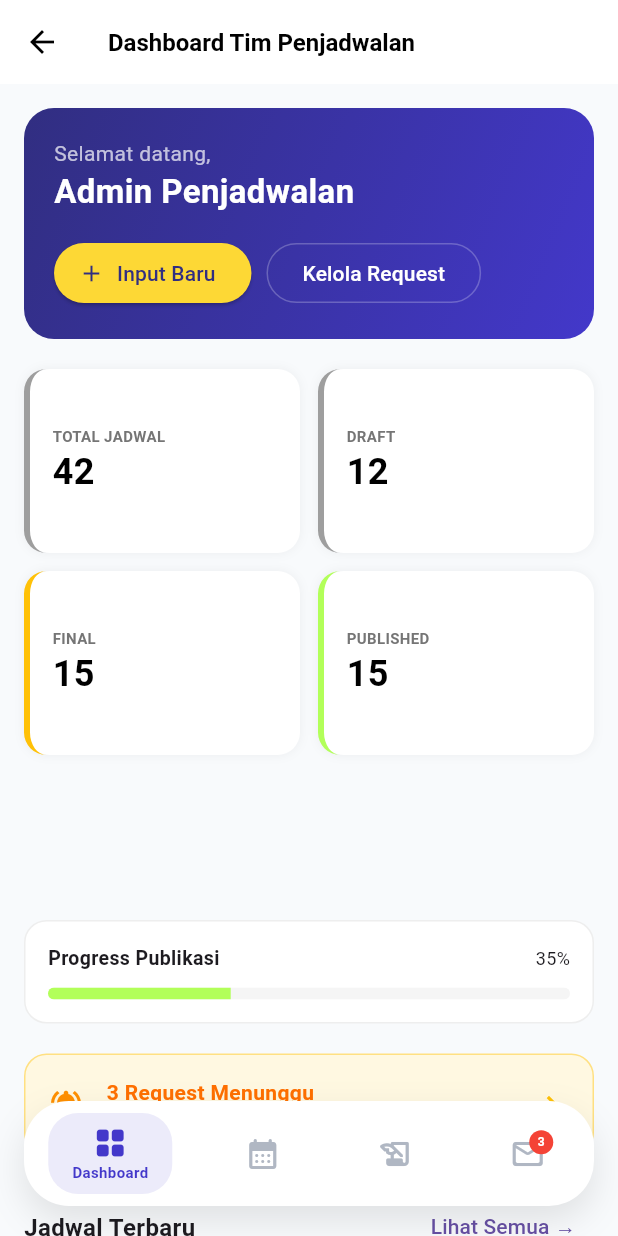
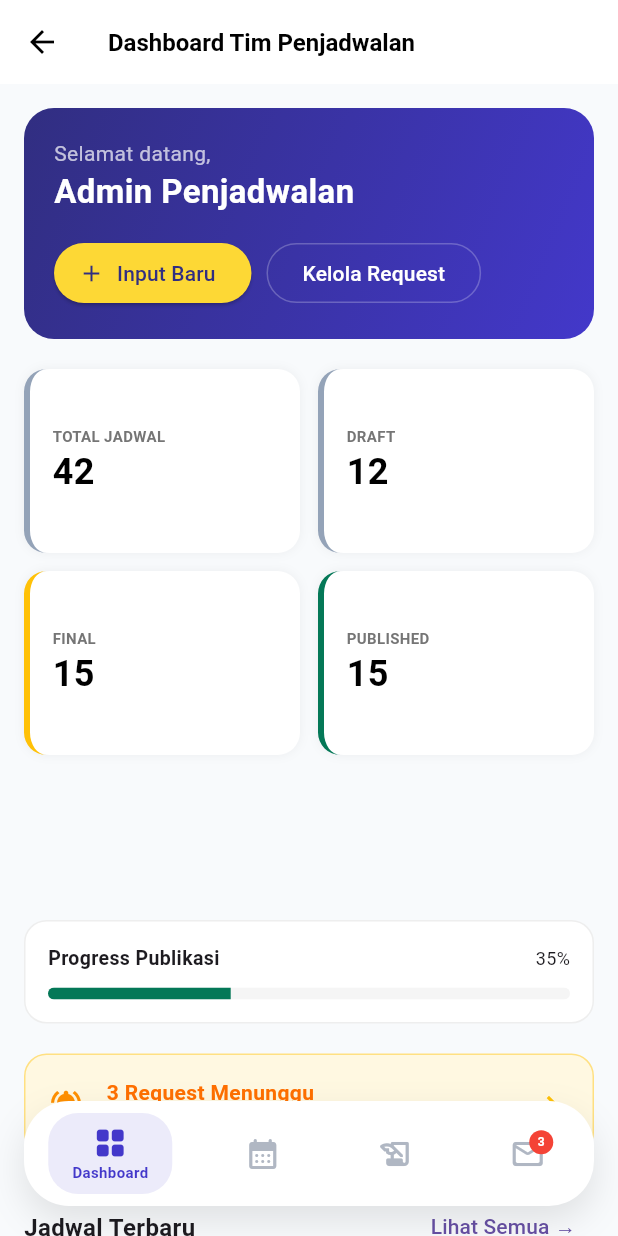
Before and after one commit to ananta-cloud/Tubes-Proyek_4-B4, a Flutter app: the SchedulingDashboard screen opened directly, on a phone screen of 412 x 824 dp. Run offline on Flutter 3.47's test engine with Material 3 defaults, Android fonts, the phone set to English and light mode, and no system bars; our stand-ins replace connectivity_plus, flutter_secure_storage, hive, hive_flutter; accounts and stored records are empty.

Commit message:
UPDATE: pake color library

```diff
--- a/kampus_ku_mobile/lib/features/penjadwalan/revisi/create_sheet.dart
+++ b/kampus_ku_mobile/lib/features/penjadwalan/revisi/create_sheet.dart
@@ -1,7 +1,8 @@
 import 'package:flutter/material.dart';
+import '../../../theme/app_colors.dart';
 
 class CreateRevisiSheet extends StatefulWidget {
-  const CreateRevisiSheet({super.key}); // Hapus juga underscore di sini
+  const CreateRevisiSheet({super.key});
 
   @override
   State<CreateRevisiSheet> createState() => _CreateRevisiSheetState();
@@ -133,7 +134,7 @@ class _CreateRevisiSheetState extends State<CreateRevisiSheet> {
       style: const TextStyle(
         fontSize: 12,
         fontWeight: FontWeight.bold,
-        color: Colors.grey,
+        color: AppColors.slate700,
       ),
     ),
   );
--- a/kampus_ku_mobile/lib/features/penjadwalan/scheduling_dashboard.dart
+++ b/kampus_ku_mobile/lib/features/penjadwalan/scheduling_dashboard.dart
@@ -1,4 +1,5 @@
 import 'package:flutter/material.dart';
+import '../../theme/app_colors.dart';
 
 // 1. Ganti menjadi StatefulWidget agar bisa ganti-ganti menu (currentIndex)
 class SchedulingDashboard extends StatefulWidget {
@@ -11,13 +12,12 @@ class SchedulingDashboard extends StatefulWidget {
 class _SchedulingDashboardState extends State<SchedulingDashboard> {
   // Pindahkan variabel state ke sini
   int currentIndex = 0;
-  final Color primaryBlue = const Color(0xFF4338CA); // Indigo-700
 
   @override
   Widget build(BuildContext context) {
     return Scaffold(
-      extendBody: true, // PENTING: Supaya navbar melayang tidak menabrak konten
-      backgroundColor: const Color(0xFFF8FAFC), // Slate-50
+      extendBody: true,
+      backgroundColor: const Color(0xFFF8FAFC),
       appBar: AppBar(
         title: const Text(
           "Dashboard Tim Penjadwalan",
@@ -63,10 +63,10 @@ class _SchedulingDashboardState extends State<SchedulingDashboard> {
             mainAxisSpacing: 12,
             childAspectRatio: 1.5,
             children: [
-              _buildStatCard("TOTAL JADWAL", "42", Colors.grey),
-              _buildStatCard("DRAFT", "12", Colors.grey),
+              _buildStatCard("TOTAL JADWAL", "42", AppColors.slate400),
+              _buildStatCard("DRAFT", "12", AppColors.slate400),
               _buildStatCard("FINAL", "15", Colors.amber),
-              _buildStatCard("PUBLISHED", "15", Colors.lightGreenAccent),
+              _buildStatCard("PUBLISHED", "15", AppColors.emerald700),
             ],
           ),
           const SizedBox(height: 20),
@@ -216,7 +216,7 @@ class _SchedulingDashboardState extends State<SchedulingDashboard> {
               minHeight: 8,
               backgroundColor: Colors.grey[100],
               valueColor: const AlwaysStoppedAnimation<Color>(
-                Colors.lightGreenAccent,
+                AppColors.emerald700,
               ),
             ),
           ),
@@ -292,13 +292,13 @@ class _SchedulingDashboardState extends State<SchedulingDashboard> {
                     vertical: 2,
                   ),
                   decoration: BoxDecoration(
-                    color: Colors.lightGreenAccent[50],
+                    color: AppColors.emerald200,
                     borderRadius: BorderRadius.circular(5),
                   ),
                   child: const Text(
                     "PUBLISHED",
                     style: TextStyle(
-                      color: Colors.lightGreenAccent,
+                      color: AppColors.emerald700,
                       fontSize: 10,
                       fontWeight: FontWeight.bold,
                     ),
@@ -364,7 +364,9 @@ class _SchedulingDashboardState extends State<SchedulingDashboard> {
         duration: const Duration(milliseconds: 250),
         padding: const EdgeInsets.symmetric(horizontal: 16, vertical: 8),
         decoration: BoxDecoration(
-          color: isActive ? primaryBlue.withOpacity(0.1) : Colors.transparent,
+          color: isActive
+              ? AppColors.indigo700.withOpacity(0.1)
+              : Colors.transparent,
           borderRadius: BorderRadius.circular(20),
         ),
         child: Stack(
@@ -376,7 +378,9 @@ class _SchedulingDashboardState extends State<SchedulingDashboard> {
                 Icon(
                   icon,
                   size: 24,
-                  color: isActive ? primaryBlue : const Color(0xFFB0B7C3),
+                  color: isActive
+                      ? AppColors.indigo700
+                      : const Color(0xFFB0B7C3),
                 ),
                 if (isActive)
                   Text(
@@ -384,7 +388,7 @@ class _SchedulingDashboardState extends State<SchedulingDashboard> {
                     style: TextStyle(
                       fontSize: 10,
                       fontWeight: FontWeight.bold,
-                      color: primaryBlue,
+                      color: AppColors.indigo700,
                     ),
                   ),
               ],
--- /dev/null
+++ b/kampus_ku_mobile/lib/theme/app_colors.dart
@@ -0,0 +1,28 @@
+import 'package:flutter/material.dart';
+
+class AppColors {
+  // ===== PALET SLATE (Tailwind) =====
+  static const Color slate50 = Color(0xFFF8FAFC);
+  static const Color slate100 = Color(0xFFF1F5F9); // bg DRAFT
+  static const Color slate200 = Color(0xFFE2E8F0); // border DRAFT
+  static const Color slate300 = Color(0xFFCBD5E1);
+  static const Color slate400 = Color(0xFF94A3B8);
+  static const Color slate500 = Color(0xFF64748B);
+  static const Color slate600 = Color(0xFF475569); // text DRAFT
+  static const Color slate700 = Color(0xFF334155);
+  static const Color slate800 = Color(0xFF1E293B);
+
+  // ===== WARNA UTAMA (Indigo) =====
+  static const Color indigo700 = Color(0xFF4338CA);
+  static const Color indigo900 = Color(0xFF312E81);
+
+  // ===== WARNA STATUS: FINAL (Yellow) =====
+  static const Color yellow100 = Color(0xFFFEF9C3); // bg FINAL
+  static const Color yellow200 = Color(0xFFFEF08A); // border FINAL
+  static const Color yellow700 = Color(0xFFA16207); // text FINAL
+
+  // ===== WARNA STATUS: PUBLISHED (Emerald) =====
+  static const Color emerald100 = Color(0xFFD1FAE5); // bg PUBLISHED
+  static const Color emerald200 = Color(0xFFA7F3D0); // border PUBLISHED
+  static const Color emerald700 = Color(0xFF047857); // text PUBLISHED
+}
```
Also changed, not shown: kampus_ku_mobile/lib/features/penjadwalan/requests/request_detail_page.dart (+5 -4 lines), kampus_ku_mobile/lib/features/penjadwalan/requests/request_page.dart (+9 -7 lines), kampus_ku_mobile/lib/features/penjadwalan/revisi/revisi_jadwal_page.dart (+7 -9 lines), kampus_ku_mobile/lib/features/penjadwalan/schedules/create_page.dart (+4 -3 lines), kampus_ku_mobile/lib/features/penjadwalan/schedules/index_page.dart (+7 -6 lines), kampus_ku_mobile/lib/widgets/status_badge.dart (+12 -14 lines).
